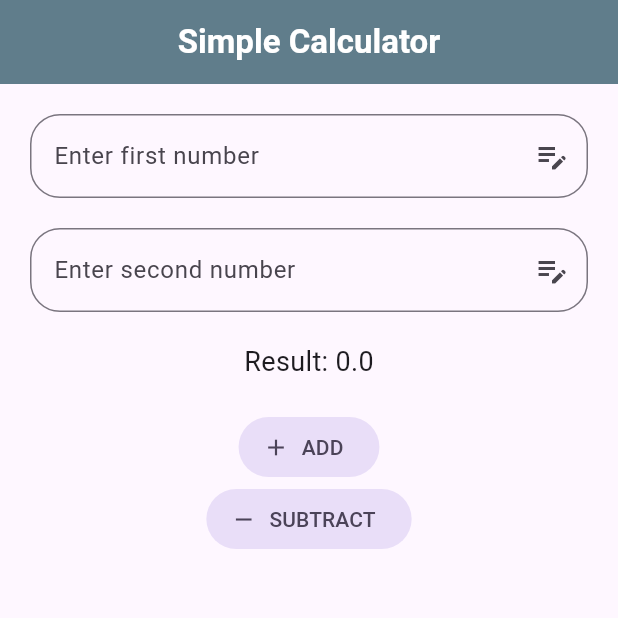
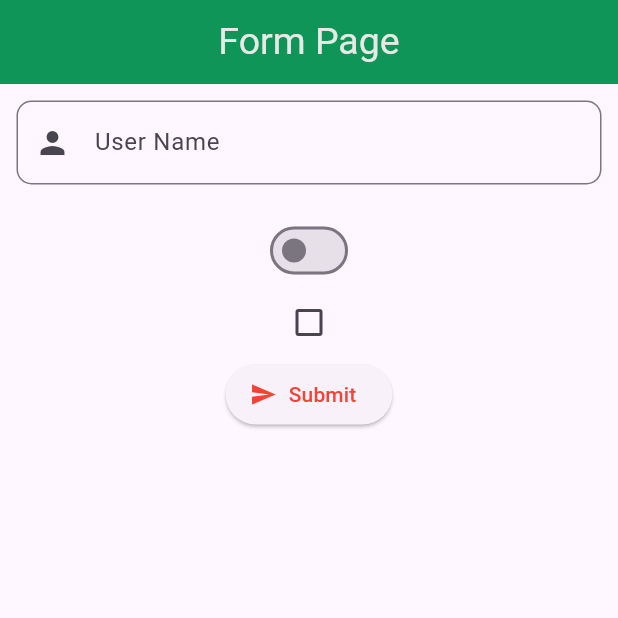
Before and after one commit to nabinn10/Flutter-Application, a Flutter app: the screen it shows after launch, on a phone screen of 412 x 824 dp, the top half of it. Run offline on Flutter 3.47's test engine with Material 3 defaults, Android fonts, the phone set to English and light mode, and no system bars.

Commit message:
Form Handling

```diff
--- /dev/null
+++ b/lib/form.dart
@@ -0,0 +1,96 @@
+import 'package:flutter/material.dart';
+
+class FormPage extends StatefulWidget {
+  FormPage({super.key});
+
+  @override
+  State<FormPage> createState() => _FormPageState();
+}
+
+class _FormPageState extends State<FormPage> {
+  final GlobalKey<FormState> _nameFromKey = GlobalKey();
+
+  bool switchvalue = false;
+  bool checkedValue = false;
+
+  @override
+  Widget build(BuildContext context) {
+    return Scaffold(
+      appBar: AppBar(
+        title: const Text(
+          "Form Page",
+          style: TextStyle(
+            color: Color.fromARGB(255, 234, 232, 231),
+            fontSize: 25,
+          ),
+        ),
+        backgroundColor: const Color.fromARGB(255, 16, 149, 89),
+        centerTitle: true,
+      ),
+
+      body: Padding(
+        padding: const EdgeInsets.all(11.0),
+        child: Form(
+          key: _nameFromKey,
+          child: Column(
+            children: [
+              TextFormField(
+                validator: (value) {
+                  if (value == null || value.isEmpty) {
+                    return 'Please enter your name';
+                  } else {
+                    return null;
+                  }
+                },
+
+                onSaved: (newValue) {
+                  print(newValue);
+                },
+                decoration: InputDecoration(
+                  border: OutlineInputBorder(
+                    borderRadius: BorderRadius.circular(10),
+                  ),
+                  hintText: "Enter Name",
+                  labelText: "User Name",
+                  prefixIcon: Icon(Icons.person), // Added icon
+                ),
+              ),
+
+              SizedBox(height: 20),
+              Switch(
+                value: switchvalue,
+                onChanged: (value) {
+                  setState(() {
+                    switchvalue = value;
+                  });
+                },
+              ),
+
+              // checkbox
+              Checkbox(value: checkedValue, onChanged: (value)
+              {
+                setState(() {
+                  checkedValue = value ?? false;
+                });
+              }),
+
+              ElevatedButton.icon(
+                onPressed: () {
+                  if (!_nameFromKey.currentState!.validate()) {
+                    return;
+                  }
+
+                  _nameFromKey.currentState!.save();
+                  // Add further logic here if needed
+                },
+                icon: Icon(Icons.send), // Added prefix icon
+                label: Text("Submit"),
+                style: ElevatedButton.styleFrom(foregroundColor: Colors.red),
+              ),
+            ],
+          ),
+        ),
+      ),
+    );
+  }
+}
--- a/lib/main.dart
+++ b/lib/main.dart
@@ -4,6 +4,7 @@ import 'package:myapp/button.dart';
 import 'package:myapp/class.dart';
 import 'package:myapp/classwork.dart';
 import 'package:myapp/flower.dart';
+import 'package:myapp/form.dart';
 import 'package:myapp/homepage.dart';
 import 'package:myapp/rowcolumn.dart';
 import 'package:myapp/rowlearn.dart';
@@ -27,7 +28,7 @@ class MyApp extends StatelessWidget {
         colorScheme: ColorScheme.fromSeed(seedColor: Colors.deepPurple),
       ),
       debugShowCheckedModeBanner: false,
-      home: Simplecalculator(),
+      home: FormPage(),
      );
   }
 }
```
Also changed, not shown: lib/simplecalculator.dart (+12 -0 lines).
